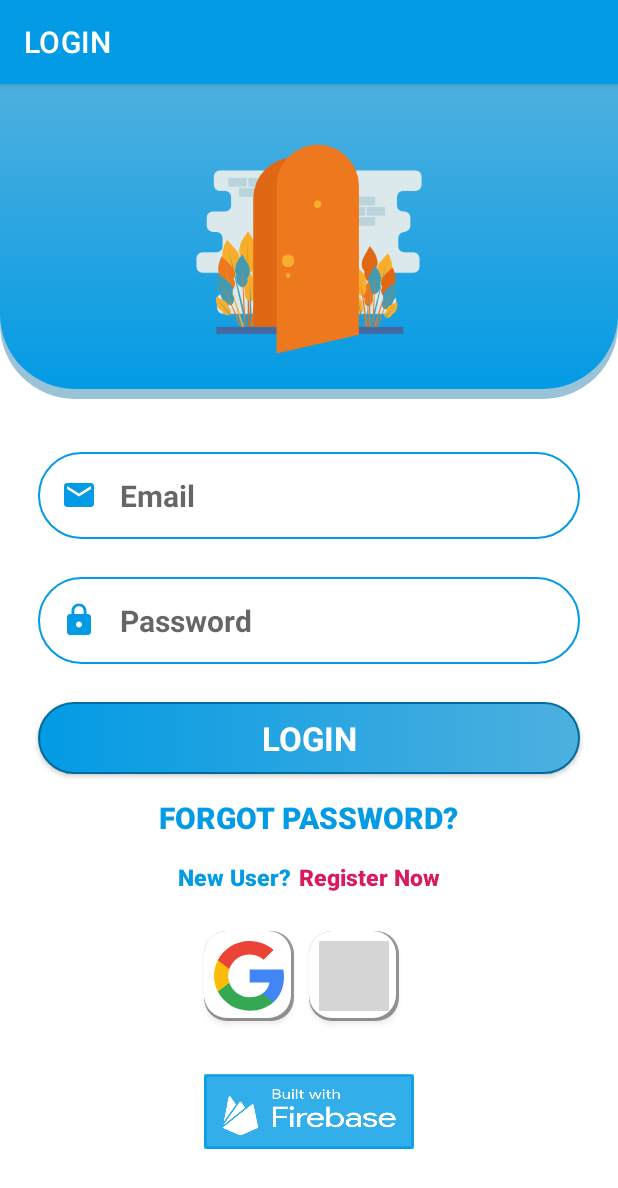
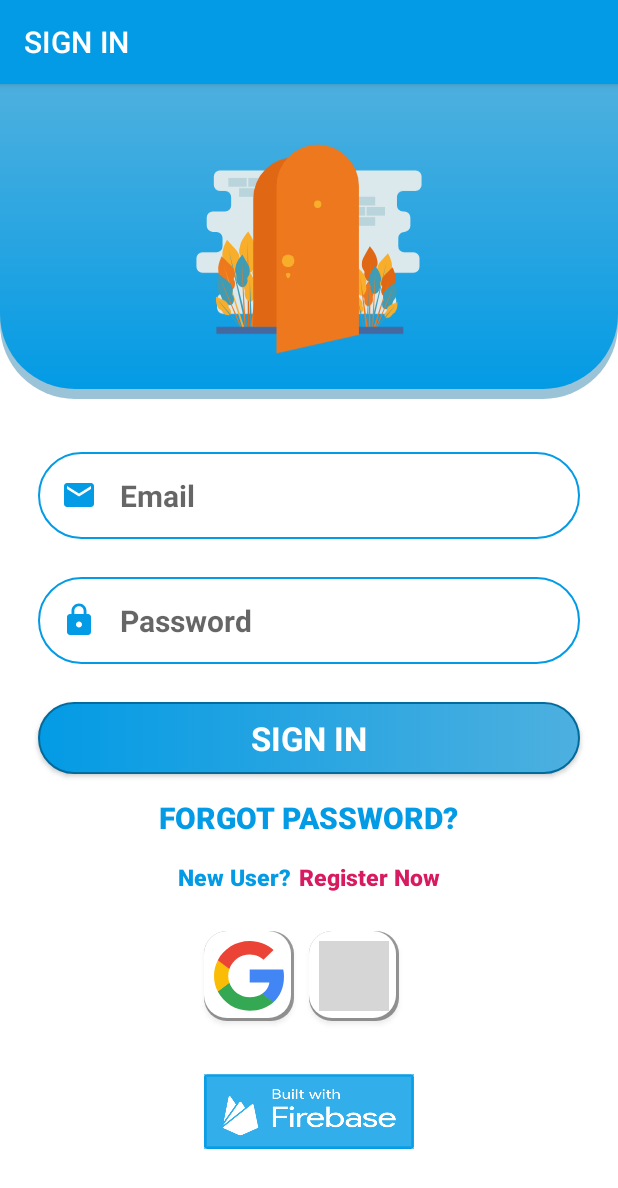
Before and after one commit to EduJaviDG/ContactBook, an Android app: the screen it shows after launch (AuthActivity), on a phone screen of 412 x 824 dp. Shown: the top 1188 px of the screen. Run offline under Robolectric (Android 15) with nearby library versions, the phone set to English and light mode, and no system bars; our stand-ins replace Dagger/Hilt's generated code, Firebase (no records; nobody signed in at launch, a user with empty details on screens opened directly), Room's generated code, navigation-ui.

Commit message:
Commit sign in: strings; recycler: position, height;

```diff
--- a/app/src/main/java/com/example/contact_book/domain/model/Alert.kt
+++ b/app/src/main/java/com/example/contact_book/domain/model/Alert.kt
@@ -52,7 +52,9 @@ companion object{
 
         val dialog = builder.create().apply {
 
-            val backgroundDrawable = ContextCompat.getDrawable(context, R.drawable.custom_alert_error)
+            val backgroundDrawable = ContextCompat.getDrawable(context,
+                R.drawable.custom_alert_error
+            )
 
             window?.setBackgroundDrawable(backgroundDrawable)
         }
--- a/app/src/main/java/com/example/contact_book/ui/view/fragments/ListFragment.kt
+++ b/app/src/main/java/com/example/contact_book/ui/view/fragments/ListFragment.kt
@@ -39,7 +39,6 @@ class ListFragment : Fragment(), SearchView.OnQueryTextListener {
         super.onCreate(savedInstanceState)
 
     }
-
 
     override fun onCreateView(
         inflater: LayoutInflater,
@@ -84,7 +83,7 @@ class ListFragment : Fragment(), SearchView.OnQueryTextListener {
 
             }
 
-        },viewLifecycleOwner, Lifecycle.State.RESUMED)
+        }, viewLifecycleOwner, Lifecycle.State.RESUMED)
 
         return inflater.inflate(R.layout.fragment_list,container,false)
 
--- a/app/src/main/res/layout/fragment_list.xml
+++ b/app/src/main/res/layout/fragment_list.xml
@@ -38,9 +38,10 @@
     <androidx.recyclerview.widget.RecyclerView
         android:id="@+id/rvRecycler"
         android:layout_width="match_parent"
-        android:layout_height="wrap_content"
+        android:layout_height="0dp"
         android:layout_marginTop="15dp"
         app:layout_constraintTop_toBottomOf="@+id/btExit"
+        app:layout_constraintBottom_toBottomOf="parent"
         >
 
     </androidx.recyclerview.widget.RecyclerView>
--- a/app/src/main/res/navigation/nav_auth.xml
+++ b/app/src/main/res/navigation/nav_auth.xml
@@ -7,7 +7,7 @@
     <fragment
         android:id="@+id/loginFragment"
         android:name="com.example.contact_book.ui.view.fragments.LoginFragment"
-        android:label="LOGIN"
+        android:label="SIGN IN"
         tools:layout="@layout/fragment_login" >
         <action
             android:id="@+id/action_loginFragment_to_registerFragment"
--- a/app/src/main/res/values/strings.xml
+++ b/app/src/main/res/values/strings.xml
@@ -5,7 +5,7 @@
     <string name="account">Already Have an Account?</string>
     <string name="email">Email</string>
     <string name="password">Password</string>
-    <string name="login">Login</string>
+    <string name="login">Sign In</string>
     <string name="forgot">FORGOT PASSWORD?</string>
     <string name="newUser">New User?</string>
     <string name="register">Register Now</string>
```
